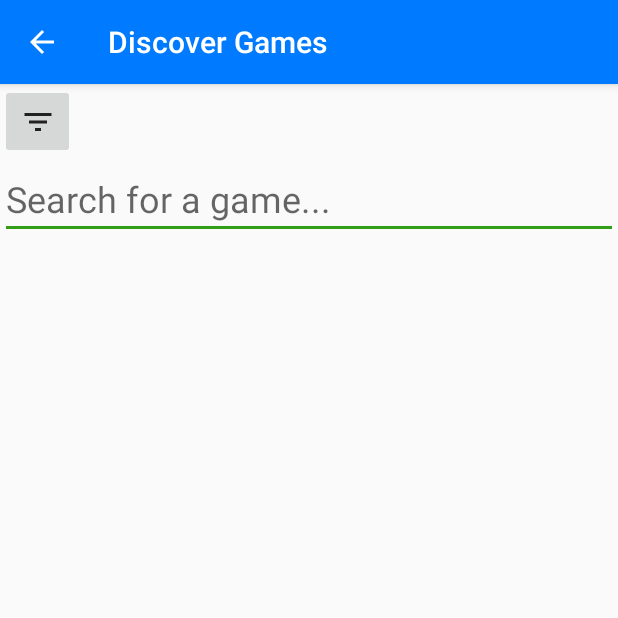
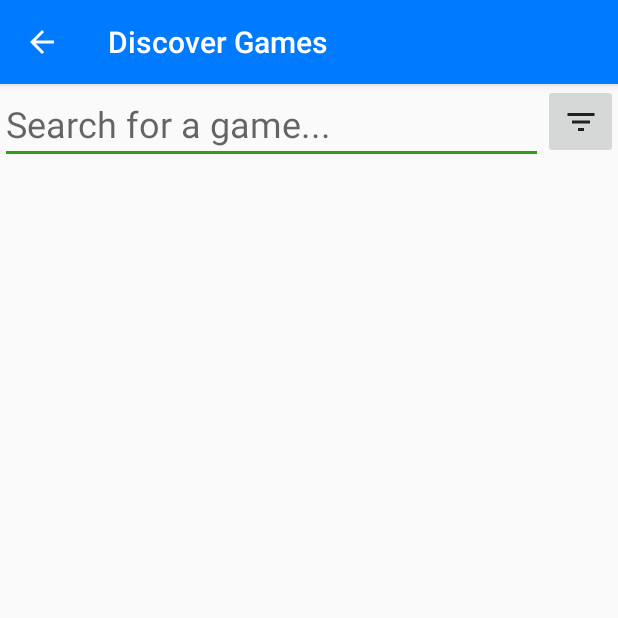
Before and after one commit to osu-cs492-w20/final-project-boardgamez, an Android app: the SearchActivity screen opened directly, with no data from a screen before it, on a phone screen of 412 x 824 dp, the top half of it. Run offline under Robolectric (Android 15) with nearby library versions, the light colour scheme and no system bars; pictures from the network do not load.

Commit message:
Reposition barcode scan button

```diff
--- a/app/src/main/res/layout/activity_search.xml
+++ b/app/src/main/res/layout/activity_search.xml
@@ -2,26 +2,38 @@
 <LinearLayout xmlns:android="http://schemas.android.com/apk/res/android"
     android:orientation="vertical" android:layout_width="match_parent"
     android:layout_height="match_parent">
+
+
+    <LinearLayout
+        android:layout_width="match_parent"
+        android:layout_height="wrap_content"
+        android:orientation="horizontal">
+
+        <EditText
+            android:id="@+id/et_search_field"
+            android:layout_width="0dp"
+            android:layout_height="wrap_content"
+            android:layout_gravity="start"
+            android:layout_weight="1"
+            android:textSize="24sp"
+            android:textColor="@color/colorPrimaryText"
+            android:imeOptions="actionSearch"
+            android:inputType="text"
+            android:hint="@string/search_field_hint_text">
+        </EditText>
 
         <ImageButton
             android:id="@+id/ib_scan_barcode"
             android:src="@drawable/ic_filter_list"
             android:layout_width="50dp"
             android:layout_height="50dp"
+            android:layout_gravity="right"
+            android:gravity="right"
             android:tint="@color/colorPrimaryText"
             android:layout_alignParentRight="true" />
 
-        <EditText
-            android:id="@+id/et_search_field"
-            android:layout_width="match_parent"
-            android:layout_height="wrap_content"
-            android:textSize="24sp"
-            android:textColor="@color/colorPrimaryText"
-            android:imeOptions="actionSearch"
-            android:inputType="text"
-            android:hint="@string/search_field_hint_text">
+    </LinearLayout>
 
-        </EditText>
 
   <!--  <Button
         android:id="@+id/btn_search_button"
```
